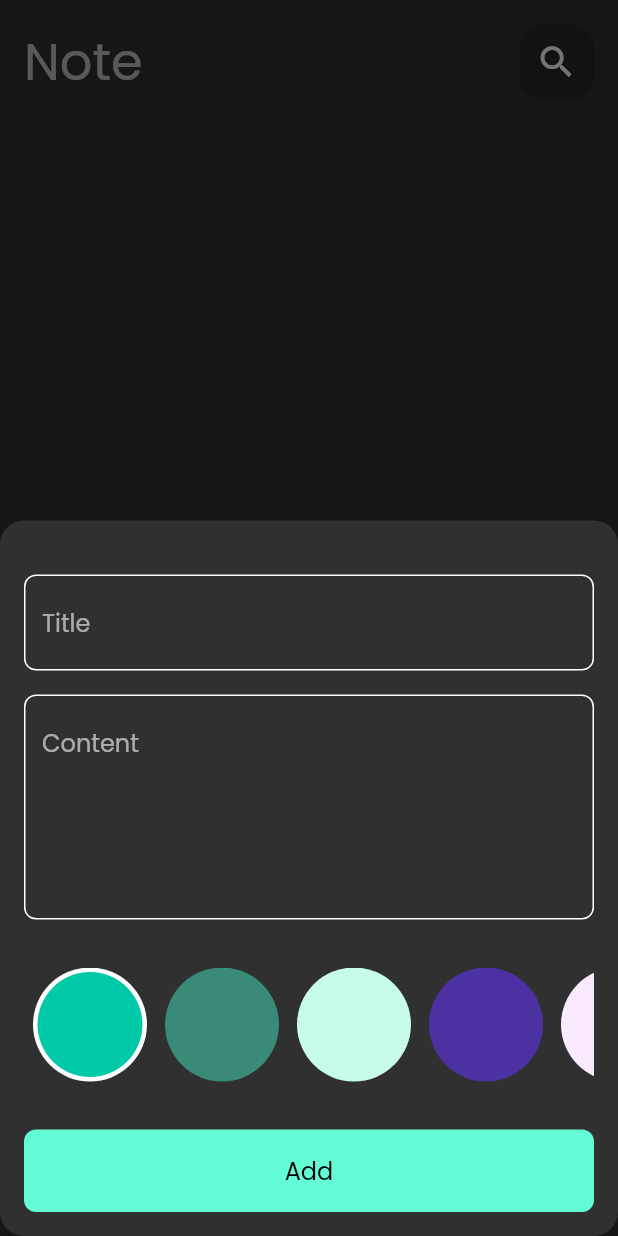
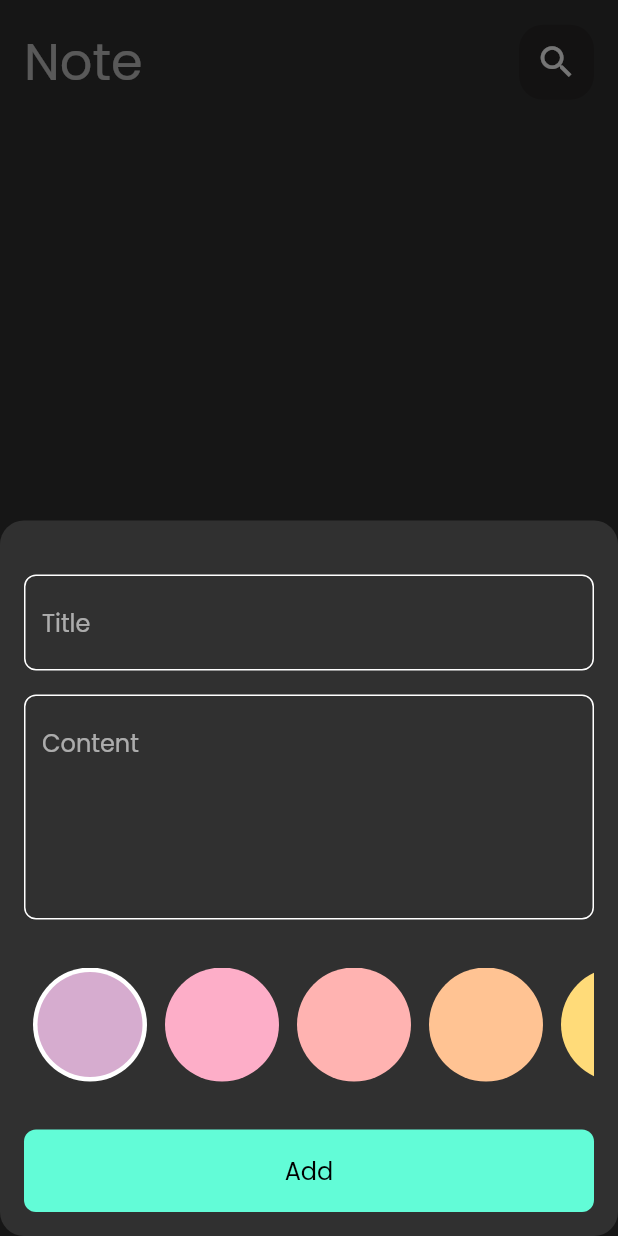
Before and after one commit to salsabilelshiekh2022/noteApp, a Flutter app: the screen it shows after launch, after a tap on the "add" icon, on a phone screen of 412 x 824 dp. Run offline on Flutter 3.47's test engine with Material 2 defaults, Android fonts, the phone set to English and light mode, and no system bars; our stand-ins replace bloc, flutter_bloc, hive, hive_flutter; accounts and stored records are empty.

Commit message:
add note bottom sheet done

```diff
--- a/lib/cubits/add_note_cubit/add_note_cubit.dart
+++ b/lib/cubits/add_note_cubit/add_note_cubit.dart
@@ -8,8 +8,9 @@ part 'add_note_state.dart';
 
 class AddNoteCubit extends Cubit<AddNoteState> {
   AddNoteCubit() : super(AddNoteCubitInitial());
-
+  Color color = const Color(0xffD6ACCF);
   addNote(NoteModel note) async {
+    note.color = color.value;
     emit(AddNoteCubitLoading());
     try {
       var notesBox = Hive.box<NoteModel>(constants.notesBox);
--- a/lib/views/widgets/color_list_view.dart
+++ b/lib/views/widgets/color_list_view.dart
@@ -1,4 +1,6 @@
 import 'package:flutter/material.dart';
+import 'package:flutter_bloc/flutter_bloc.dart';
+import 'package:note_app/cubits/add_note_cubit/add_note_cubit.dart';
 
 class ColorItem extends StatelessWidget {
   const ColorItem({super.key, required this.isActive, required this.color});
@@ -32,12 +34,12 @@ class ColorListView extends StatefulWidget {
 class _ColorListViewState extends State<ColorListView> {
   int currentIndex = 0;
   List<Color> colors = const [
-    Color(0xff00C9A7),
-    Color(0xff398B77),
-    Color(0xffC7FCEC),
-    Color(0xff4B31A1),
-    Color(0xffF9EAFF),
-    Color(0xff7E7193)
+    Color(0xffD6ACCF),
+    Color(0xffFDAEC8),
+    Color(0xffFFB3B1),
+    Color(0xffFFC393),
+    Color(0xffFFDB79),
+    Color(0xffF9F871)
   ];
   @override
   Widget build(BuildContext context) {
@@ -50,6 +52,7 @@ class _ColorListViewState extends State<ColorListView> {
             child: GestureDetector(
                 onTap: () {
                   currentIndex = index;
+                  BlocProvider.of<AddNoteCubit>(context).color = colors[index];
                   setState(() {});
                 },
                 child: ColorItem(
```
